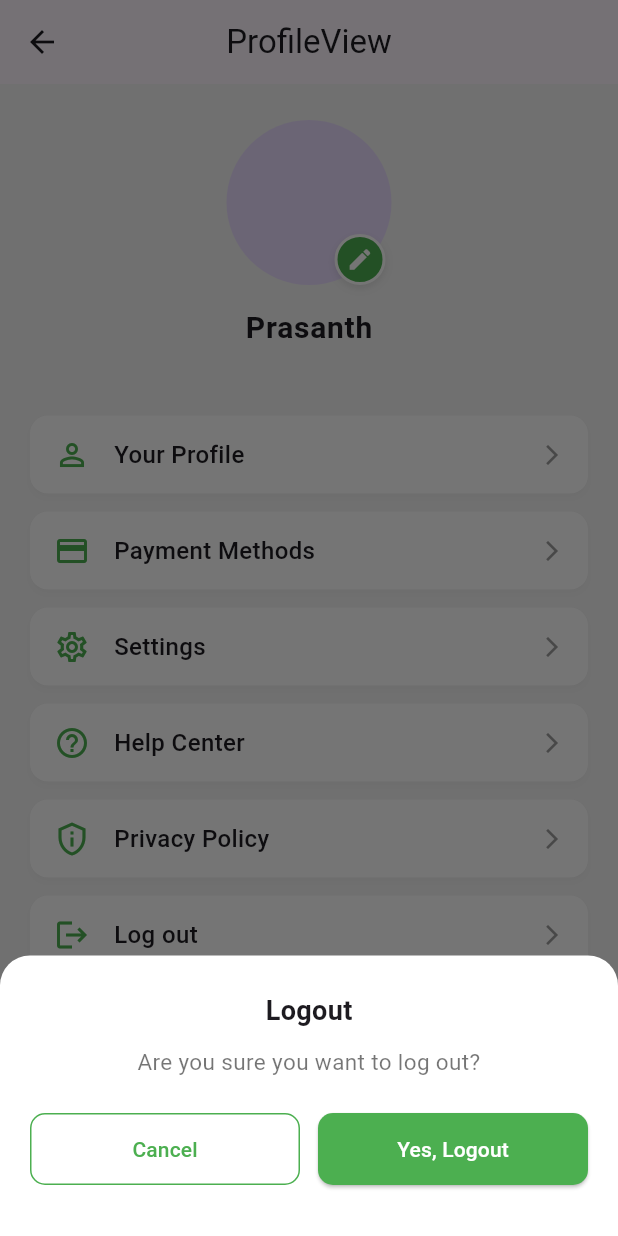
After one commit to itsApurba360/lms_mobileapp, a Flutter app: the ProfileView screen opened by its route, after a tap on "Log out", on a phone screen of 412 x 824 dp. The commit adds this screen. Run offline on Flutter 3.47's test engine with Material 3 defaults, Android fonts, the phone set to English and light mode, and no system bars; our stand-ins replace get; network calls fail.

Commit message:
Profile page

```diff
--- a/lib/app/modules/course_details/views/course_details_view.dart
+++ b/lib/app/modules/course_details/views/course_details_view.dart
@@ -111,7 +111,7 @@ class _CourseDetailsViewState extends State<CourseDetailsView> {
             ),
             const Text(
               'Course Details',
-              style: TextStyle(fontSize: 20, fontWeight: FontWeight.w600),
+              style: TextStyle(fontSize: 18, fontWeight: FontWeight.w500),
             ),
           ],
         ),
@@ -138,12 +138,12 @@ class _CourseDetailsViewState extends State<CourseDetailsView> {
             Expanded(
               flex: 3,
               child: Padding(
-                padding: const EdgeInsets.only(left: 8),
+                padding: const EdgeInsets.only(left: 10),
                 child: const Text(
-                  "₹499",
+                  "₹4999",
                   style: TextStyle(
-                    fontSize: 22,
-                    fontWeight: FontWeight.w600,
+                    fontSize: 24,
+                    fontWeight: FontWeight.w500,
                     color: Colors.black87,
                   ),
                 ),
@@ -342,7 +342,7 @@ class _CourseDetailsViewState extends State<CourseDetailsView> {
                                     ),
                                     if (!isExpanded)
                                       Padding(
-                                        padding: const EdgeInsets.only(top: 4),
+                                        padding: const EdgeInsets.only(top: 2),
                                         child: Text(
                                           '${lessons.length > 5 ? 5 : lessons.length} lessons',
                                           style: TextStyle(
@@ -393,7 +393,7 @@ class _CourseDetailsViewState extends State<CourseDetailsView> {
                                             '${(lessonIndex + 1).toString().padLeft(2, '0')}',
                                             style: const TextStyle(
                                               fontWeight: FontWeight.bold,
-                                              fontSize: 16,
+                                              fontSize: 14,
                                             ),
                                           ),
                                           const SizedBox(width: 12),
@@ -412,7 +412,7 @@ class _CourseDetailsViewState extends State<CourseDetailsView> {
                                                     fontWeight: FontWeight.w500,
                                                   ),
                                                 ),
-                                                const SizedBox(height: 4),
+                                                const SizedBox(height: 2),
                                                 Row(
                                                   children: [
                                                     Text(
@@ -575,12 +575,12 @@ class _CourseDetailsViewState extends State<CourseDetailsView> {
                   child: Container(
                     height: 60,
                     decoration: BoxDecoration(
-                      gradient: LinearGradient(
-                        begin: Alignment.topCenter,
-                        end: Alignment.bottomCenter,
-                        colors: [bodyGrey.withOpacity(0.0), bodyGrey],
-                      ),
-                    ),
+                        // gradient: LinearGradient(
+                        //   begin: Alignment.topCenter,
+                        //   end: Alignment.bottomCenter,
+                        //   colors: [bodyGrey.withOpacity(0.0), bodyGrey],
+                        // ),
+                        ),
                   ),
                 ),
             ],
@@ -592,6 +592,7 @@ class _CourseDetailsViewState extends State<CourseDetailsView> {
                   isExpandedLearn = !isExpandedLearn;
                 });
               },
+              style: TextButton.styleFrom(foregroundColor: Colors.green),
               child: Text(isExpandedLearn ? "View Less" : "View More"),
             ),
           const SizedBox(height: 24),
--- a/lib/app/modules/home/views/home_view.dart
+++ b/lib/app/modules/home/views/home_view.dart
@@ -39,19 +39,41 @@ class HomeView extends GetView<HomeController> {
         backgroundColor: Colors.white,
         foregroundColor: Colors.black,
       ),
-      bottomNavigationBar: BottomNavigationBar(
-        currentIndex: 0,
+      bottomNavigationBar: ValueListenableBuilder<int>(
+        valueListenable: pageIndex,
+        builder: (context, selectedIndex, _) {
+          return BottomNavigationBar(
+            currentIndex: selectedIndex,
             type: BottomNavigationBarType.fixed,
             selectedItemColor: Colors.green,
             unselectedItemColor: Colors.grey,
             backgroundColor: Colors.white,
+            onTap: (index) {
+              switch (index) {
+                case 0:
+                  pageIndex.value = 0; // Stay on Home and highlight it
+                  break;
+                case 1:
+                  Get.toNamed(Routes.COURSES);
+                  break;
+                case 2:
+                  // TODO: Implement Chat navigation if needed
+                  break;
+                case 3:
+                  Get.toNamed(Routes.PROFILE);
+                  break;
+              }
+            },
             items: const [
               BottomNavigationBarItem(icon: Icon(Icons.home), label: "Home"),
               BottomNavigationBarItem(
                   icon: Icon(Icons.menu_book), label: "Courses"),
               BottomNavigationBarItem(icon: Icon(Icons.chat), label: "Chat"),
-          BottomNavigationBarItem(icon: Icon(Icons.person), label: "Profile"),
+              BottomNavigationBarItem(
+                  icon: Icon(Icons.person), label: "Profile"),
             ],
+          );
+        },
       ),
       body: Container(
         color: const Color.fromARGB(255, 251, 251, 251),
--- /dev/null
+++ b/lib/app/modules/profile/bindings/profile_binding.dart
@@ -0,0 +1,12 @@
+import 'package:get/get.dart';
+
+import '../controllers/profile_controller.dart';
+
+class ProfileBinding extends Bindings {
+  @override
+  void dependencies() {
+    Get.lazyPut<ProfileController>(
+      () => ProfileController(),
+    );
+  }
+}
--- /dev/null
+++ b/lib/app/modules/profile/controllers/profile_controller.dart
@@ -0,0 +1,23 @@
+import 'package:get/get.dart';
+
+class ProfileController extends GetxController {
+  //TODO: Implement ProfileController
+
+  final count = 0.obs;
+  @override
+  void onInit() {
+    super.onInit();
+  }
+
+  @override
+  void onReady() {
+    super.onReady();
+  }
+
+  @override
+  void onClose() {
+    super.onClose();
+  }
+
+  void increment() => count.value++;
+}
--- /dev/null
+++ b/lib/app/modules/profile/views/profile_view.dart
@@ -0,0 +1,243 @@
+import 'package:flutter/material.dart';
+import 'package:get/get.dart';
+import '../controllers/profile_controller.dart';
+
+class ProfileView extends GetView<ProfileController> {
+  const ProfileView({super.key});
+
+  @override
+  Widget build(BuildContext context) {
+    const Color primaryColor = Colors.green;
+    const Color backgroundColor = Color.fromARGB(255, 244, 244, 244);
+
+    return Scaffold(
+      appBar: AppBar(
+        title: const Text('ProfileView'),
+        centerTitle: true,
+      ),
+      backgroundColor: backgroundColor,
+      body: SafeArea(
+        child: Column(
+          children: [
+            const SizedBox(height: 24),
+
+            // Profile Section
+            Center(
+              child: Stack(
+                children: [
+                  const CircleAvatar(
+                    radius: 55,
+                    backgroundImage: AssetImage(
+                        'assets/profile.jpg'), // Replace with your actual image
+                  ),
+                  Positioned(
+                    bottom: 0,
+                    right: 4,
+                    child: Container(
+                      decoration: BoxDecoration(
+                        color: primaryColor,
+                        shape: BoxShape.circle,
+                        border: Border.all(color: Colors.white, width: 2),
+                        boxShadow: [
+                          BoxShadow(
+                            color: Colors.black.withOpacity(0.1),
+                            blurRadius: 4,
+                            offset: const Offset(0, 2),
+                          ),
+                        ],
+                      ),
+                      padding: const EdgeInsets.all(6),
+                      child: const Icon(
+                        Icons.edit,
+                        color: Colors.white,
+                        size: 18,
+                      ),
+                    ),
+                  ),
+                ],
+              ),
+            ),
+            const SizedBox(height: 14),
+            const Text(
+              "Prasanth",
+              style: TextStyle(
+                fontSize: 20,
+                fontWeight: FontWeight.bold,
+                letterSpacing: 0.5,
+              ),
+            ),
+            const SizedBox(height: 30),
+
+            // Menu List
+            Expanded(
+              child: ListView(
+                padding:
+                    const EdgeInsets.symmetric(horizontal: 20, vertical: 8),
+                children: [
+                  _buildMenuItem(
+                    context,
+                    icon: Icons.person_outline,
+                    label: 'Your Profile',
+                    onTap: () {},
+                    iconColor: primaryColor,
+                  ),
+                  _buildMenuItem(
+                    context,
+                    icon: Icons.credit_card_outlined,
+                    label: 'Payment Methods',
+                    onTap: () {},
+                    iconColor: primaryColor,
+                  ),
+                  _buildMenuItem(
+                    context,
+                    icon: Icons.settings_outlined,
+                    label: 'Settings',
+                    onTap: () {},
+                    iconColor: primaryColor,
+                  ),
+                  _buildMenuItem(
+                    context,
+                    icon: Icons.help_outline,
+                    label: 'Help Center',
+                    onTap: () {},
+                    iconColor: primaryColor,
+                  ),
+                  _buildMenuItem(
+                    context,
+                    icon: Icons.privacy_tip_outlined,
+                    label: 'Privacy Policy',
+                    onTap: () {},
+                    iconColor: primaryColor,
+                  ),
+                  _buildMenuItem(
+                    context,
+                    icon: Icons.logout,
+                    label: 'Log out',
+                    onTap: () => showLogoutConfirmation(context),
+                    iconColor: primaryColor,
+                  ),
+                ],
+              ),
+            ),
+          ],
+        ),
+      ),
+    );
+  }
+
+  Widget _buildMenuItem(
+    BuildContext context, {
+    required IconData icon,
+    required String label,
+    required VoidCallback onTap,
+    required Color iconColor,
+  }) {
+    return Padding(
+      padding: const EdgeInsets.symmetric(vertical: 6),
+      child: Material(
+        color: Colors.white,
+        borderRadius: BorderRadius.circular(12),
+        elevation: 1.5,
+        shadowColor: Colors.black12,
+        child: InkWell(
+          onTap: onTap,
+          borderRadius: BorderRadius.circular(12),
+          splashColor: iconColor.withOpacity(0.15),
+          highlightColor: iconColor.withOpacity(0.05),
+          child: Padding(
+            padding: const EdgeInsets.symmetric(horizontal: 16, vertical: 14),
+            child: Row(
+              children: [
+                Icon(icon, color: iconColor),
+                const SizedBox(width: 16),
+                Expanded(
+                  child: Text(
+                    label,
+                    style: const TextStyle(
+                      fontSize: 16,
+                      fontWeight: FontWeight.w500,
+                    ),
+                  ),
+                ),
+                const Icon(Icons.arrow_forward_ios,
+                    size: 16, color: Colors.grey),
+              ],
+            ),
+          ),
+        ),
+      ),
+    );
+  }
+
+  void showLogoutConfirmation(BuildContext context) {
+    showModalBottomSheet(
+      context: context,
+      shape: const RoundedRectangleBorder(
+        borderRadius: BorderRadius.vertical(top: Radius.circular(20)),
+      ),
+      backgroundColor: Colors.white,
+      builder: (context) {
+        return Padding(
+          padding: const EdgeInsets.symmetric(horizontal: 20, vertical: 24),
+          child: Column(
+            mainAxisSize: MainAxisSize.min,
+            children: [
+              const Text(
+                'Logout',
+                style: TextStyle(
+                  fontSize: 18,
+                  fontWeight: FontWeight.w600,
+                ),
+              ),
+              const SizedBox(height: 10),
+              const Text(
+                'Are you sure you want to log out?',
+                textAlign: TextAlign.center,
+                style: TextStyle(fontSize: 15, color: Colors.black54),
+              ),
+              const SizedBox(height: 24),
+              Row(
+                children: [
+                  Expanded(
+                    child: OutlinedButton(
+                      onPressed: () => Navigator.pop(context),
+                      style: OutlinedButton.styleFrom(
+                        foregroundColor: Colors.green,
+                        side: const BorderSide(color: Colors.green),
+                        shape: RoundedRectangleBorder(
+                          borderRadius: BorderRadius.circular(10),
+                        ),
+                        padding: const EdgeInsets.symmetric(vertical: 14),
+                      ),
+                      child: const Text('Cancel'),
+                    ),
+                  ),
+                  const SizedBox(width: 12),
+                  Expanded(
+                    child: ElevatedButton(
+                      onPressed: () {
+                        Navigator.pop(context);
+                        // TODO: Replace with actual logout logic
+                        Get.snackbar("Logged out", "You have been logged out.");
+                      },
+                      style: ElevatedButton.styleFrom(
+                        backgroundColor: Colors.green,
+                        foregroundColor: Colors.white,
+                        shape: RoundedRectangleBorder(
+                          borderRadius: BorderRadius.circular(10),
+                        ),
+                        padding: const EdgeInsets.symmetric(vertical: 14),
+                      ),
+                      child: const Text('Yes, Logout'),
+                    ),
+                  ),
+                ],
+              ),
+              const SizedBox(height: 10),
+            ],
+          ),
+        );
+      },
+    );
+  }
+}
--- a/lib/app/routes/app_pages.dart
+++ b/lib/app/routes/app_pages.dart
@@ -6,13 +6,15 @@ import '../modules/courses/bindings/courses_binding.dart';
 import '../modules/courses/views/courses_view.dart';
 import '../modules/home/bindings/home_binding.dart';
 import '../modules/home/views/home_view.dart';
+import '../modules/profile/bindings/profile_binding.dart';
+import '../modules/profile/views/profile_view.dart';
 
 part 'app_routes.dart';
 
 class AppPages {
   AppPages._();
 
-  static const INITIAL = Routes.COURSES;
+  static const INITIAL = Routes.HOME;
 
   static final routes = [
     GetPage(
@@ -30,5 +32,10 @@ class AppPages {
       page: () => const CourseDetailsView(),
       binding: CourseDetailsBinding(),
     ),
+    GetPage(
+      name: _Paths.PROFILE,
+      page: () => const ProfileView(),
+      binding: ProfileBinding(),
+    ),
   ];
 }
--- a/lib/app/routes/app_routes.dart
+++ b/lib/app/routes/app_routes.dart
@@ -6,6 +6,7 @@ abstract class Routes {
   static const HOME = _Paths.HOME;
   static const COURSES = _Paths.COURSES;
   static const COURSE_DETAILS = _Paths.COURSE_DETAILS;
+  static const PROFILE = _Paths.PROFILE;
 }
 
 abstract class _Paths {
@@ -13,4 +14,5 @@ abstract class _Paths {
   static const HOME = '/home';
   static const COURSES = '/courses';
   static const COURSE_DETAILS = '/course-details';
+  static const PROFILE = '/profile';
 }
```
Lines whose indentation alone changed are shown as unchanged.
